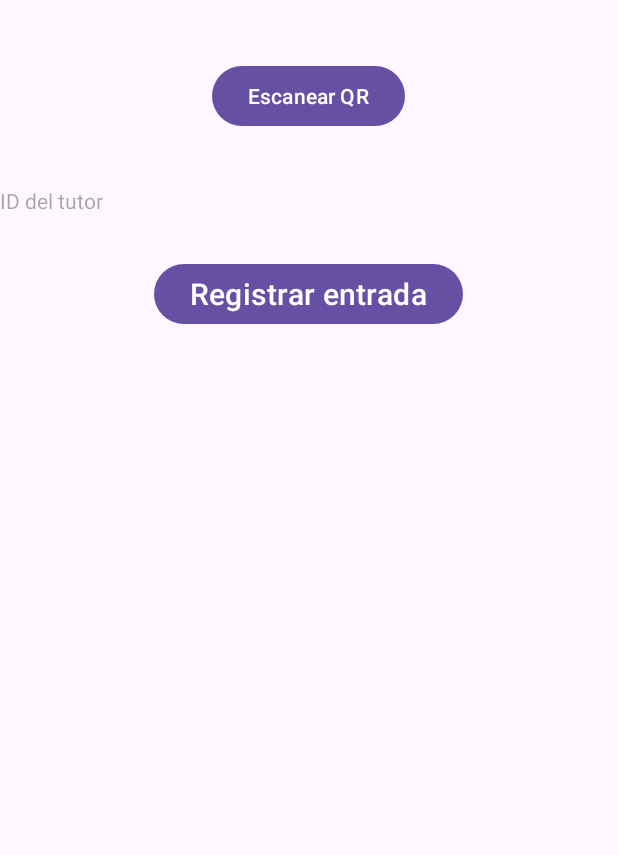
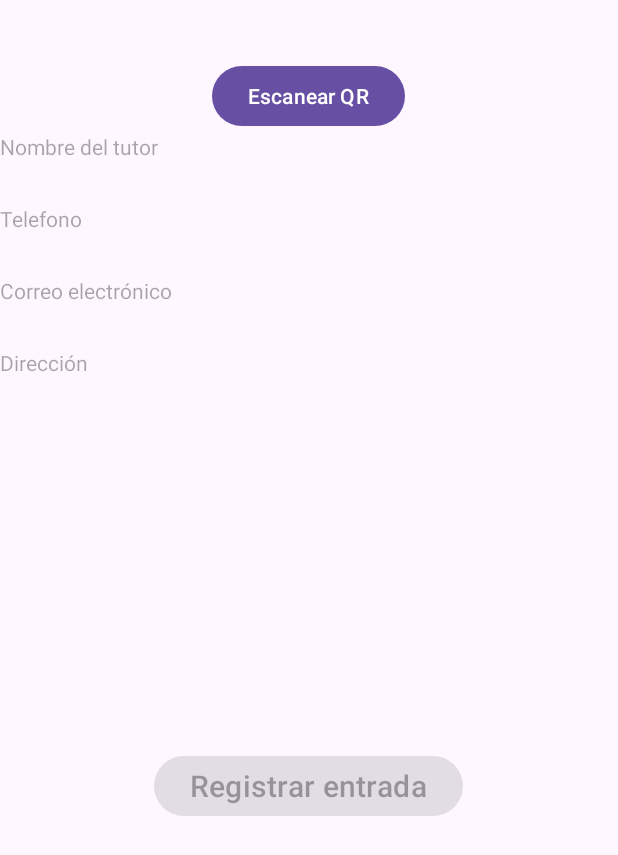
Before and after one commit to DiegoWitron234/KindersControl, an Android app: the LeerQR_Activity screen opened directly, with no data from a screen before it, on a phone screen of 412 x 824 dp. Shown: the top 855 px of the screen. Run offline under Robolectric (Android 15) with nearby library versions, the light colour scheme and no system bars; our stand-ins replace Firebase (no records; nobody signed in at launch, a user with empty details on screens opened directly); libraries missing offline, so code that uses them is left out: com.journeyapps.barcodescanner.

Commit message:
Version Beta 0.0.10: Se cambió los RecyclerViews por ListView. Se removieron las clases no utilizadas. Clase de controladora de la base de datos incluida

```diff
--- a/app/src/main/java/com/miraimx/kinderscontrol/CheckIn.kt
+++ /dev/null
@@ -1,5 +0,0 @@
-package com.miraimx.kinderscontrol
-
-class CheckIn {
-
-}
--- /dev/null
+++ b/app/src/main/java/com/miraimx/kinderscontrol/ConsultaListener.kt
@@ -0,0 +1,5 @@
+package com.miraimx.kinderscontrol
+
+interface ConsultaListener {
+    fun onDataListo(resultados: MutableList<String>)
+}
--- a/app/src/main/java/com/miraimx/kinderscontrol/LeerQR_Activity.java
+++ b/app/src/main/java/com/miraimx/kinderscontrol/LeerQR_Activity.java
@@ -1,4 +1,15 @@
 package com.miraimx.kinderscontrol;
+
+import android.content.DialogInterface;
+import android.content.Intent;
+import android.os.Bundle;
+import android.view.View;
+import android.widget.AdapterView;
+import android.widget.ArrayAdapter;
+import android.widget.Button;
+import android.widget.ListView;
+import android.widget.TextView;
+import android.widget.Toast;
 
 import androidx.activity.result.ActivityResultLauncher;
 import androidx.annotation.NonNull;
@@ -6,14 +17,6 @@ import androidx.appcompat.app.AlertDialog;
 import androidx.appcompat.app.AppCompatActivity;
 import androidx.recyclerview.widget.LinearLayoutManager;
 import androidx.recyclerview.widget.RecyclerView;
-
-import android.content.DialogInterface;
-import android.content.Intent;
-import android.os.Bundle;
-import android.view.View;
-import android.widget.Button;
-import android.widget.EditText;
-import android.widget.Toast;
 
 import com.google.android.gms.tasks.OnCompleteListener;
 import com.google.android.gms.tasks.Task;
@@ -34,23 +37,42 @@ import java.util.Calendar;
 import java.util.HashMap;
 import java.util.List;
 import java.util.Locale;
-import java.util.Map;
 
 public class LeerQR_Activity extends AppCompatActivity {
+    private final ActivityResultLauncher<ScanOptions> barcodeLauncher = registerForActivityResult(new ScanContract(),
+            result -> {
+                if (result.getContents() == null) {
+                    Toast.makeText(LeerQR_Activity.this, "Cancelled", Toast.LENGTH_LONG).show();
+                } else {
+                    Toast.makeText(LeerQR_Activity.this, "Scanned: " + result.getContents(), Toast.LENGTH_LONG).show();
+                }
+            });
+
+    String[] tablas = new String[]{"tutores"};
+    String[] children = new String[]{"tutor_id"};
+    String[] atributos = new String[]{"nombre_tutor","telefono_tutor", "correo_tutor", "direccion_tutor"};
     Button btnScan;
     String idTutor = "8PalsQD1XmMSEELuEh8x8maxqdv2", idEmpleado;
-    EditText txtResultado;
-    private List<Tutorizacion.Usuario> alumnoLista = new ArrayList<>();
-    private RecyclerAdapter2 recyclerAdapterAlumnos;
+    TextView txtNombre, txtTelefono, txtEmail, txtDireccion;
+    private final List<Usuario> alumnoLista = new ArrayList<>();
+    //private RecyclerAdapter2 recyclerAdapterAlumnos;
+    private ArrayAdapter listViewAdapter;
     private Button btnRegistrarEntrada;
+
+    private int posAnteriorAlumno = -1;
+
     @Override
     protected void onCreate(Bundle savedInstanceState) {
         super.onCreate(savedInstanceState);
         setContentView(R.layout.activity_leer_qr);
         idEmpleado = getIntent().getStringExtra("id");
         btnScan = findViewById(R.id.btnScan);
-        txtResultado = findViewById(R.id.txtResultado);
+        txtNombre = findViewById(R.id.txtNombraTutorQR);
+        txtTelefono = findViewById(R.id.txtTelefonoTutorQR);
+        txtEmail = findViewById(R.id.txEmailTutorQR);
+        txtDireccion = findViewById(R.id.txDireccionTutorQR);
         btnRegistrarEntrada = findViewById(R.id.registrarIn);
+        btnRegistrarEntrada.setEnabled(false);
         btnRegistrarEntrada.setOnClickListener(new View.OnClickListener() {
             @Override
             public void onClick(View view) {
@@ -71,20 +93,49 @@ public class LeerQR_Activity extends AppCompatActivity {
             }
         });
 
-        RecyclerView recyclerAlumnos = findViewById(R.id.rvCheckAlumno);
-        initRecyclerView(recyclerAlumnos);
+        ListView listViewAlumnos = findViewById(R.id.lsCheckAlumno);
+        listViewAdapter = new TutorizacionAdapter(this, alumnoLista);
+        listViewAlumnos.setAdapter(listViewAdapter);
+        listViewAlumnos.setOnItemClickListener(new AdapterView.OnItemClickListener() {
+            @Override
+            public void onItemClick(AdapterView<?> adapterView, View view, int i, long l) {
+                Usuario elementoSeleccionado = alumnoLista.get(i);
+                elementoSeleccionado.setSeleccionado(true);
+                if (posAnteriorAlumno != -1 && posAnteriorAlumno != i) {
+                    alumnoLista.get(posAnteriorAlumno).setSeleccionado(false);
+                }
+                posAnteriorAlumno = i;
+                btnRegistrarEntrada.setEnabled(true);
+            }
+        });
+
+        //initListView(recyclerAlumnos);
         cargarDatos(idTutor);
+        cFirebaseBD fbController = new cFirebaseBD(new ConsultaListener() {
+            @Override
+            public void onDataListo(List<String> resultados) {
+                // Los datos están listos para su uso
+                // Haz algo con los resultados
+                if (!resultados.isEmpty()){
+                    txtNombre.setText(resultados.get(0));
+                    txtTelefono.setText(resultados.get(1));
+                    txtEmail.setText(resultados.get(2));
+                    txtDireccion.setText(resultados.get(3));
+                }
+            }
+        });
+
+        fbController.consulta(tablas, children, atributos, idTutor);
     }
 
     protected void onActivityResult(int requestCode, int resultCode, Intent data) {
         IntentResult result = IntentIntegrator.parseActivityResult(requestCode, resultCode, data);
-        if (result != null){
-            if (result.getContents() == null){
+        if (result != null) {
+            if (result.getContents() == null) {
                 Toast.makeText(this, "Lectura cancelada", Toast.LENGTH_SHORT).show();
             } else {
                 Toast.makeText(this, result.getContents(), Toast.LENGTH_SHORT).show();
                 idTutor = result.getContents();
-                txtResultado.setText(idTutor);
                 cargarDatos(idTutor);
             }
         } else {
@@ -92,33 +143,10 @@ public class LeerQR_Activity extends AppCompatActivity {
         }
     }
 
-    private final ActivityResultLauncher<ScanOptions> barcodeLauncher = registerForActivityResult(new ScanContract(),
-            result -> {
-                if(result.getContents() == null) {
-                    Toast.makeText(LeerQR_Activity.this, "Cancelled", Toast.LENGTH_LONG).show();
-                } else {
-                    Toast.makeText(LeerQR_Activity.this, "Scanned: " + result.getContents(), Toast.LENGTH_LONG).show();
-                }
-            });
-
-    private void initRecyclerView(RecyclerView ryAlumnos) {
-        LinearLayoutManager managerAlumnos = new LinearLayoutManager(this);
-
-        ryAlumnos.setLayoutManager(managerAlumnos);
-        recyclerAdapterAlumnos = new RecyclerAdapter2(alumnoLista, new View.OnClickListener() {
-            @Override
-            public void onClick(View v) {
-                selectLister();
-            }
-        });
-        ryAlumnos.setAdapter(recyclerAdapterAlumnos);
-
-    }
-
     private void selectLister() {
         boolean esAlumnoSeleccionado = false;
 
-        for (Tutorizacion.Usuario alumno : alumnoLista) {
+        for (Usuario alumno : alumnoLista) {
             if (alumno.getSeleccionado()) {
                 esAlumnoSeleccionado = true;
                 break;
@@ -149,7 +177,7 @@ public class LeerQR_Activity extends AppCompatActivity {
                                     String nombreAlumno = alumno.child("nombre_alumno").getValue(String.class);
 
                                     if (nombreAlumno != null) {
-                                        Tutorizacion.Usuario usuarioDatos = new Tutorizacion.Usuario(id, nombreAlumno, false,"");
+                                        Usuario usuarioDatos = new Usuario(id, nombreAlumno, false, "");
                                         alumnoLista.add(usuarioDatos);
                                     }
                                 }
@@ -158,7 +186,7 @@ public class LeerQR_Activity extends AppCompatActivity {
 
                                 if (cantidadAlumnos[0] == snapshot.getChildrenCount()) {
                                     // Notificar al adaptador sobre los cambios
-                                    recyclerAdapterAlumnos.notifyDataSetChanged();
+                                    listViewAdapter.notifyDataSetChanged();
                                 }
                             }
 
@@ -178,7 +206,7 @@ public class LeerQR_Activity extends AppCompatActivity {
         });
     }
 
-    private void btnRegistrarEntrada(){
+    private void btnRegistrarEntrada() {
         AlertDialog.Builder builder = new AlertDialog.Builder(this);
         List<String> alumnoSeleccion = new ArrayList<>();
 
@@ -200,7 +228,7 @@ public class LeerQR_Activity extends AppCompatActivity {
 
                 int y = 0;
 
-                for (Tutorizacion.Usuario alumno : alumnoLista) {
+                for (Usuario alumno : alumnoLista) {
                     if (alumno.getSeleccionado()) {
                         alumnoSeleccion.add(alumno.getId());
                     }
@@ -229,7 +257,8 @@ public class LeerQR_Activity extends AppCompatActivity {
                 while (y < alumnoSeleccion.size()) {
                     alumnoLista.get(y).setSeleccionado(false);
                 }
-                recyclerAdapterAlumnos.notifyDataSetChanged();
+
+                listViewAdapter.notifyDataSetChanged();
                 btnRegistrarEntrada.setEnabled(false);
                 dialog.dismiss();
             }
@@ -239,7 +268,7 @@ public class LeerQR_Activity extends AppCompatActivity {
             @Override
             public void onClick(DialogInterface dialog, int which) {
                 // Aquí puedes agregar la lógica si el usuario elige "No"
-                Toast.makeText(LeerQR_Activity.this, "No se agregó al niño al tutor", Toast.LENGTH_SHORT).show();
+                // Toast.makeText(LeerQR_Activity.this, "No registro la entrada del niño", Toast.LENGTH_SHORT).show();
                 dialog.dismiss();
             }
         });
--- /dev/null
+++ b/app/src/main/java/com/miraimx/kinderscontrol/ListAdapter.kt
@@ -0,0 +1,34 @@
+package com.miraimx.kinderscontrol
+
+import android.content.Context
+import android.view.LayoutInflater
+import android.view.View
+import android.view.ViewGroup
+import android.widget.ArrayAdapter
+import android.widget.ListView
+import android.widget.TextView
+
+class ListAdapter{
+
+    fun <T>Adapter(context: Context, lista: MutableList<T>, view: ListView): ArrayAdapter<T>{
+        val adapter = ArrayAdapter(context, android.R.layout.simple_list_item_1, lista)
+        view.adapter = adapter
+        return adapter
+    }
+}
+
+class TutorizacionAdapter(
+    context: Context,
+    private val listaUsuario: List<Usuario>
+) :
+    ArrayAdapter<Usuario>(context, android.R.layout.simple_selectable_list_item, listaUsuario) {
+    override fun getView(position: Int, convertView: View?, parent: ViewGroup): View {
+        val nombreAlumno = listaUsuario[position].nombre
+        val inflater = context.getSystemService(Context.LAYOUT_INFLATER_SERVICE) as LayoutInflater
+        val view = inflater.inflate(android.R.layout.simple_list_item_1, null)
+        val textView = view.findViewById<TextView>(android.R.id.text1)
+        textView.text = nombreAlumno
+        return view
+    }
+
+}
--- a/app/src/main/java/com/miraimx/kinderscontrol/PanelAdmin.kt
+++ b/app/src/main/java/com/miraimx/kinderscontrol/PanelAdmin.kt
@@ -43,7 +43,6 @@ class PanelAdmin : AppCompatActivity() {
                 intent.putExtra("id",currentUser.uid)
                 startActivity(intent)
             }
-
         }
 
         btnRegistrarSalida.setOnClickListener { registro("Out") }
--- a/app/src/main/java/com/miraimx/kinderscontrol/RecyclerAdapter2.kt
+++ /dev/null
@@ -1,27 +0,0 @@
-package com.miraimx.kinderscontrol
-
-import android.view.LayoutInflater
-import android.view.View
-import android.view.ViewGroup
-import androidx.recyclerview.widget.RecyclerView
-
-
-internal class RecyclerAdapter2(
-    private val dataList: MutableList<Tutorizacion.Usuario>,
-    private val clickListener: View.OnClickListener
-) :
-    RecyclerView.Adapter<RecyclerViewHolder>() {
-    override fun onCreateViewHolder(parent: ViewGroup, viewType: Int): RecyclerViewHolder {
-        val layoutInflater = LayoutInflater.from(parent.context)
-        return RecyclerViewHolder(layoutInflater.inflate(R.layout.list_item_alumnos, parent, false))
-    }
-
-    override fun getItemCount(): Int {
-        return dataList.size
-    }
-
-    override fun onBindViewHolder(holder: RecyclerViewHolder, position: Int) {
-        val item = dataList[position]
-        holder.render2(item, clickListener)
-    }
-}
--- /dev/null
+++ b/app/src/main/java/com/miraimx/kinderscontrol/cFirebaseBD.kt
@@ -0,0 +1,46 @@
+package com.miraimx.kinderscontrol
+
+import android.content.Context
+import android.util.Log
+import android.widget.Toast
+import com.google.firebase.database.DataSnapshot
+import com.google.firebase.database.DatabaseError
+import com.google.firebase.database.DatabaseReference
+import com.google.firebase.database.FirebaseDatabase
+import com.google.firebase.database.ValueEventListener
+import kotlin.coroutines.coroutineContext
+
+class cFirebaseBD(private val consultaListener: ConsultaListener)  {
+    private val database: FirebaseDatabase = FirebaseDatabase.getInstance()
+    private val referencia: DatabaseReference =database.reference
+    fun consulta(tablas: Array<String>, children: Array<String>, atributos:Array<String>, id: String){
+        val resultados = mutableListOf<String>()
+        for (tabla in tablas) {
+            val refTabla = referencia.child(tabla)
+            for (child in children) {
+                val query = refTabla.orderByChild(child).equalTo(id)
+                query.addListenerForSingleValueEvent(object : ValueEventListener {
+                    override fun onDataChange(snapshot: DataSnapshot) {
+                        for (entidad in snapshot.children) {
+                            for (atributo in atributos) {
+                                val valor = entidad.child(atributo).getValue(String::class.java)
+                                if (valor != null) {
+                                    resultados.add(valor)
+                                    //Log.d("TAG", "Valor de $atributo: $valor")
+                                }
+
+                            }
+                        }
+                        consultaListener.onDataListo(resultados)
+                    }
+
+                    override fun onCancelled(error: DatabaseError) {
+                        // Manejar el error, si es necesario
+                        //Log.e("TAG", "Error en la consulta: ${error.message}")
+                    }
+                })
+            }
+        }
+    }
+
+}
--- a/app/src/main/res/layout/activity_asignaciones_tutor.xml
+++ b/app/src/main/res/layout/activity_asignaciones_tutor.xml
@@ -11,8 +11,8 @@
         android:text="Niños asignados"
         style="@style/tvTitulos1"
         />
-    <androidx.recyclerview.widget.RecyclerView
-        android:id="@+id/lvAsignacionesTutor"
+    <ListView
+        android:id="@+id/lsAsignacionesTutor"
         android:layout_width="match_parent"
         android:layout_height="300dp"
         />
--- a/app/src/main/res/layout/activity_leer_qr.xml
+++ b/app/src/main/res/layout/activity_leer_qr.xml
@@ -14,30 +14,39 @@
         android:layout_marginTop="40dp"
         android:text="Escanear QR"
         android:layout_gravity="center"
-        app:layout_constraintEnd_toEndOf="parent"
-        app:layout_constraintStart_toStartOf="parent"
         app:layout_constraintTop_toTopOf="parent" />
 
     <TextView
-        android:id="@+id/txtResultado"
+        android:id="@+id/txtNombraTutorQR"
+        android:hint="Nombre del tutor"
+        style="@style/tvCuerpo1"/>
+
+    <TextView
+        android:id="@+id/txtTelefonoTutorQR"
+        android:hint="Telefono"
+        style="@style/tvCuerpo1"/>
+
+    <TextView
+        android:id="@+id/txEmailTutorQR"
+        android:hint="Correo electrónico"
+        style="@style/tvCuerpo1"/>
+
+    <TextView
+        android:id="@+id/txDireccionTutorQR"
+        android:hint="Dirección"
+        style="@style/tvCuerpo1"/>
+
+    <ListView
+        android:id="@+id/lsCheckAlumno"
         android:layout_width="match_parent"
-        android:layout_height="48dp"
-        android:layout_marginTop="36dp"
-        android:ems="10"
-        android:inputType="text"
-        app:layout_constraintEnd_toEndOf="parent"
-        app:layout_constraintStart_toStartOf="parent"
-        android:hint="ID del tutor"
-        app:layout_constraintTop_toBottomOf="@+id/btnScan" />
-
-    <androidx.recyclerview.widget.RecyclerView
-        android:id="@+id/rvCheckAlumno"
-        android:layout_width="match_parent"
-        android:layout_height="wrap_content"/>
+        android:layout_height="200dp"
+        android:listSelector="#0f0"
+        />
     <Button
         android:id="@+id/registrarIn"
         android:layout_width="wrap_content"
         android:layout_height="wrap_content"
+        android:layout_marginTop="20dp"
         style="@style/boton"
         android:layout_gravity="center"
         android:text="Registrar entrada"
--- a/app/src/main/res/values/styles.xml
+++ b/app/src/main/res/values/styles.xml
@@ -30,4 +30,11 @@
         <item name="android:layout_width">wrap_content</item>
         <item name="android:textSize">20sp</item>
     </style>
+
+    <style name="tvCuerpo1">
+        <item name="android:layout_width">match_parent</item>
+        <item name="android:layout_height">48dp</item>
+        <item name="android:ems">10</item>
+        <item name="android:inputType">text</item>
+    </style>
 </resources>
```
Also changed, not shown: app/src/main/java/com/miraimx/kinderscontrol/AdapterObserver.kt (deleted, +0 -50 lines), app/src/main/java/com/miraimx/kinderscontrol/AsignacionesTutor.kt (+12 -23 lines), app/src/main/java/com/miraimx/kinderscontrol/RecyclerAdapterAsignacion.kt (deleted, +0 -21 lines), app/src/main/java/com/miraimx/kinderscontrol/RecyclerHolderAsignacion.kt (deleted, +0 -13 lines), app/src/main/java/com/miraimx/kinderscontrol/RecyclerViewAdapter.kt (deleted, +0 -22 lines), app/src/main/java/com/miraimx/kinderscontrol/RecyclerViewHolder.kt (deleted, +0 -48 lines), app/src/main/java/com/miraimx/kinderscontrol/Tutorizacion.kt (+51 -46 lines), app/src/main/java/com/miraimx/kinderscontrol/Usuarios.kt (added, +8 -0 lines), app/src/main/res/layout/activity_tutorizacion.xml (+30 -27 lines).
